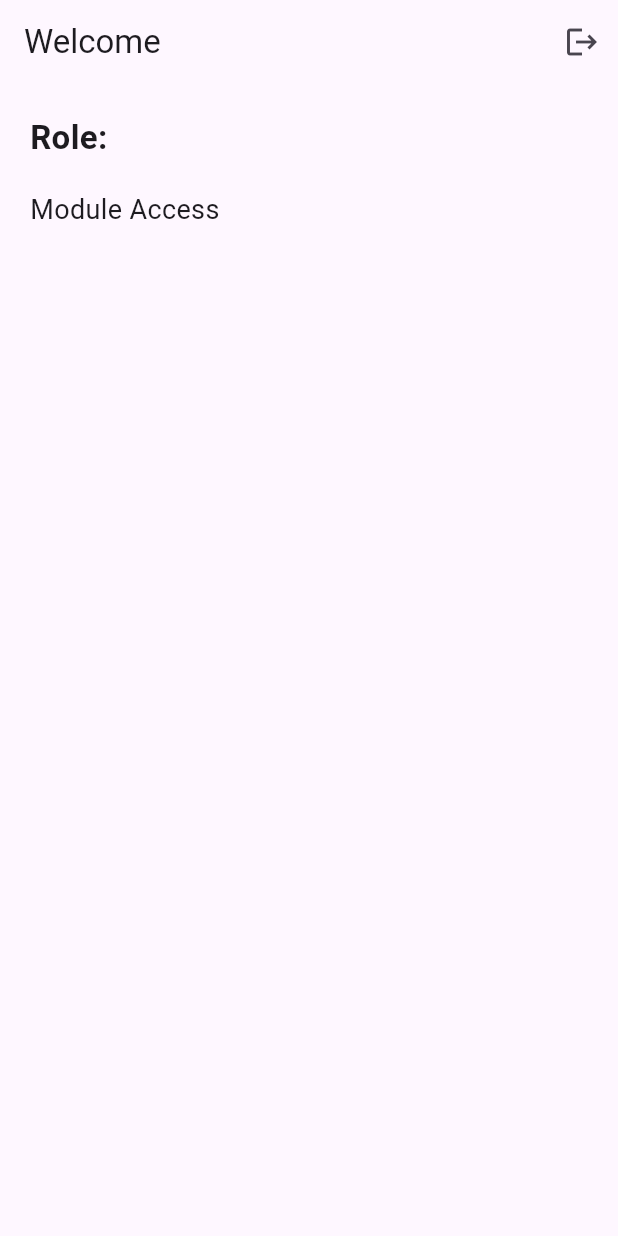
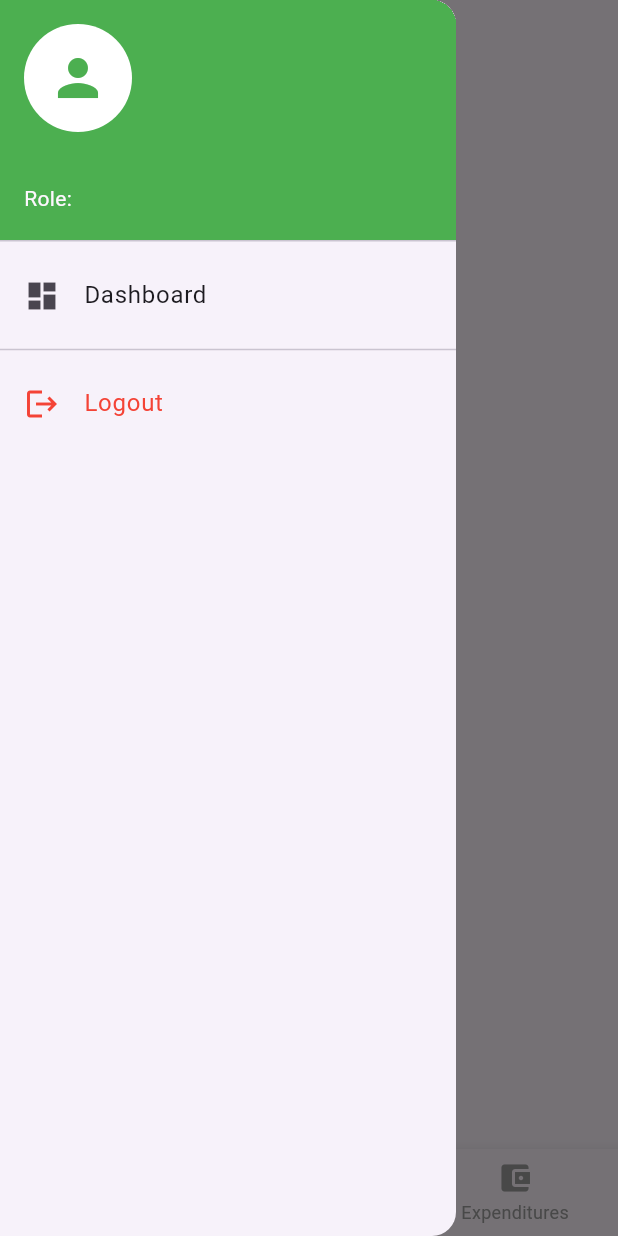
Before and after one commit to Talhadeveloperr/Qudas_Masjid_App, a Flutter app: the DashboardScreen screen opened directly with empty values, with the side drawer open (before the commit the screen has no drawer), on a phone screen of 412 x 824 dp. Run offline on Flutter 3.47's test engine with Material 3 defaults, Android fonts, the phone set to English and light mode, and no system bars; our stand-ins replace shared_preferences, supabase_flutter; accounts and stored records are empty.

Commit message:
basic layout

```diff
--- a/lib/screens/dashboard_screen.dart
+++ b/lib/screens/dashboard_screen.dart
@@ -1,12 +1,11 @@
 //qudas\lib\screens\dashboard_screen.dart
+// qudas/lib/screens/dashboard_screen.dart
 import 'package:flutter/material.dart';
 
-import '../services/session_service.dart';
-import 'admin/admin_panel_screen.dart';
-import 'login_screen.dart';
+import '../widgets/sidebar_routes.dart';
+import '../widgets/bottom_navigation_link.dart';
 
-class DashboardScreen extends StatelessWidget {
-
+class DashboardScreen extends StatefulWidget {
   final Map<String, dynamic> user;
 
   const DashboardScreen({
@@ -15,96 +14,101 @@ class DashboardScreen extends StatelessWidget {
   });
 
   @override
+  State<DashboardScreen> createState() => _DashboardScreenState();
+}
+
+class _DashboardScreenState extends State<DashboardScreen> {
+  int _currentIndex = 0;
+
+  // This function handles the bottom navigation taps
+  void _onTabTapped(int index) {
+    setState(() {
+      _currentIndex = index;
+    });
+  }
+
+  @override
   Widget build(BuildContext context) {
-
-    final modules = user['module_access'] as List;
+    // Array of screens to display based on bottom nav selection
+    // You will replace the placeholders with actual screens later
+    final List<Widget> pages = [
+      _buildHomeContent(), // Index 0: Home/Dashboard
+      const Center(child: Text("Contributions Module (Coming Soon)")), // Index 1
+      const Center(child: Text("Expenditures Module (Coming Soon)")), // Index 2
+    ];
 
     return Scaffold(
-
       appBar: AppBar(
-        title: Text(
-          "Welcome ${user['username']}",
+        title: const Text("Masjid App"),
+        elevation: 0,
+        // The drawer automatically adds a hamburger icon here.
       ),
 
-        actions: [
+      // Injecting the custom Sidebar widget
+      drawer: AppSidebar(user: widget.user),
 
-          if (user['role'] == 'admin')
+      // Displays the current selected page
+      body: pages[_currentIndex],
 
-            IconButton(
-              icon: const Icon(Icons.admin_panel_settings),
-
-              onPressed: () {
-
-                Navigator.push(
-                  context,
-                  MaterialPageRoute(
-                    builder: (_) => const AdminPanelScreen(),
+      // Injecting the custom Bottom Navigation setup
+      bottomNavigationBar: BottomNavigationBar(
+        currentIndex: _currentIndex,
+        onTap: _onTabTapped,
+        selectedItemColor: Colors.green, // Primary Theme Color
+        unselectedItemColor: Colors.grey,
+        items: bottomNavigationItems,
       ),
     );
-              },
-            ),
+  }
 
-          IconButton(
-            icon: const Icon(Icons.logout),
+  // Your original dashboard content moved to a helper widget for the "Home" tab
+  Widget _buildHomeContent() {
+    final modules = widget.user['module_access'] as List;
 
-            onPressed: () async {
-
-              await SessionService.logout();
-
-              Navigator.pushAndRemoveUntil(
-                context,
-                MaterialPageRoute(
-                  builder: (_) => const LoginScreen(),
-                ),
-                    (route) => false,
-              );
-            },
-          ),
-        ],
-      ),
-
-      body: ListView(
+    return ListView(
       padding: const EdgeInsets.all(20),
-
       children: [
-
         Text(
-            "Role: ${user['role']}",
+          "Welcome ${widget.user['username']}",
           style: const TextStyle(
-              fontSize: 22,
+            fontSize: 24,
             fontWeight: FontWeight.bold,
           ),
         ),
-
-          const SizedBox(height: 20),
-
+        const SizedBox(height: 10),
+        Text(
+          "Role: ${widget.user['role']}".toUpperCase(),
+          style: TextStyle(
+            fontSize: 14,
+            fontWeight: FontWeight.bold,
+            color: widget.user['role'] == 'admin' ? Colors.red : Colors.blue,
+          ),
+        ),
+        const SizedBox(height: 30),
         const Text(
-            "Module Access",
+          "Your Module Access",
           style: TextStyle(
             fontSize: 18,
+            fontWeight: FontWeight.w600,
           ),
         ),
-
         const SizedBox(height: 10),
-
         ...modules.map((module) {
-
           return Card(
+            elevation: 2,
+            shape: RoundedRectangleBorder(
+              borderRadius: BorderRadius.circular(12),
+            ),
             child: ListTile(
-                title: Text(
-                  module['module_name'],
-                ),
+              title: Text(module['module_name'].toString().toUpperCase()),
               trailing: Icon(
-                  module['is_allowed']
-                      ? Icons.check_circle
-                      : Icons.cancel,
+                module['is_allowed'] ? Icons.check_circle : Icons.cancel,
+                color: module['is_allowed'] ? Colors.green : Colors.red,
               ),
             ),
           );
-
         }).toList(),
       ],
-      ),
     );
   }
 }
--- /dev/null
+++ b/lib/widgets/bottom_navigation_link.dart
@@ -0,0 +1,19 @@
+//qudas\lib\widgets\bottom_navigation_link.dart
+// qudas/lib/widgets/bottom_navigation_link.dart
+import 'package:flutter/material.dart';
+
+// Define the static list of Bottom Navigation Items here
+const List<BottomNavigationBarItem> bottomNavigationItems = [
+  BottomNavigationBarItem(
+    icon: Icon(Icons.home),
+    label: 'Home',
+  ),
+  BottomNavigationBarItem(
+    icon: Icon(Icons.volunteer_activism),
+    label: 'Contributions',
+  ),
+  BottomNavigationBarItem(
+    icon: Icon(Icons.account_balance_wallet),
+    label: 'Expenditures',
+  ),
+];
--- /dev/null
+++ b/lib/widgets/sidebar_routes.dart
@@ -0,0 +1,106 @@
+//qudas\lib\widgets\sidebar_routes.dart
+// qudas/lib/widgets/sidebar_routes.dart
+import 'package:flutter/material.dart';
+
+import '../screens/admin/change_password_screen.dart';
+import '../screens/admin/create_user_screen.dart';
+import '../screens/admin/user_list_screen.dart';
+import '../screens/login_screen.dart';
+import '../services/session_service.dart';
+
+class AppSidebar extends StatelessWidget {
+  final Map<String, dynamic> user;
+
+  const AppSidebar({super.key, required this.user});
+
+  @override
+  Widget build(BuildContext context) {
+    final isAdmin = user['role'] == 'admin';
+
+    return Drawer(
+      child: ListView(
+        padding: EdgeInsets.zero,
+        children: [
+          // Header Section
+          UserAccountsDrawerHeader(
+            decoration: const BoxDecoration(color: Colors.green),
+            accountName: Text(user['username'].toString().toUpperCase()),
+            accountEmail: Text("Role: ${user['role']}"),
+            currentAccountPicture: const CircleAvatar(
+              backgroundColor: Colors.white,
+              child: Icon(Icons.person, size: 40, color: Colors.green),
+            ),
+          ),
+
+          // Regular App Routes (Will be added later)
+          ListTile(
+            leading: const Icon(Icons.dashboard),
+            title: const Text('Dashboard'),
+            onTap: () => Navigator.pop(context), // Close drawer
+          ),
+
+          const Divider(),
+
+          // Admin Only Routes Section
+          if (isAdmin) ...[
+            const Padding(
+              padding: EdgeInsets.only(left: 16, top: 8, bottom: 8),
+              child: Text(
+                "Admin Controls",
+                style: TextStyle(color: Colors.grey, fontWeight: FontWeight.bold),
+              ),
+            ),
+            ListTile(
+              leading: const Icon(Icons.people),
+              title: const Text('View All Users'),
+              onTap: () {
+                Navigator.pop(context); // Close drawer first
+                Navigator.push(
+                  context,
+                  MaterialPageRoute(builder: (_) => const UserListScreen()),
+                );
+              },
+            ),
+            ListTile(
+              leading: const Icon(Icons.person_add),
+              title: const Text('Create User'),
+              onTap: () {
+                Navigator.pop(context);
+                Navigator.push(
+                  context,
+                  MaterialPageRoute(builder: (_) => const CreateUserScreen()),
+                );
+              },
+            ),
+            ListTile(
+              leading: const Icon(Icons.password),
+              title: const Text('Change Passwords'),
+              onTap: () {
+                Navigator.pop(context);
+                Navigator.push(
+                  context,
+                  MaterialPageRoute(builder: (_) => const ChangePasswordScreen()),
+                );
+              },
+            ),
+            const Divider(),
+          ],
+
+          // Logout Button
+          ListTile(
+            leading: const Icon(Icons.logout, color: Colors.red),
+            title: const Text('Logout', style: TextStyle(color: Colors.red)),
+            onTap: () async {
+              await SessionService.logout();
+              Navigator.pushAndRemoveUntil(
+                context,
+                MaterialPageRoute(builder: (_) => const LoginScreen()),
+                (route) => false,
+              );
+            },
+          ),
+        ],
+      ),
+    );
+  }
+}
```
Also changed, not shown: lib/utils/app_permissions.dart (+23 -0 lines). Lines whose indentation alone changed are shown as unchanged.
